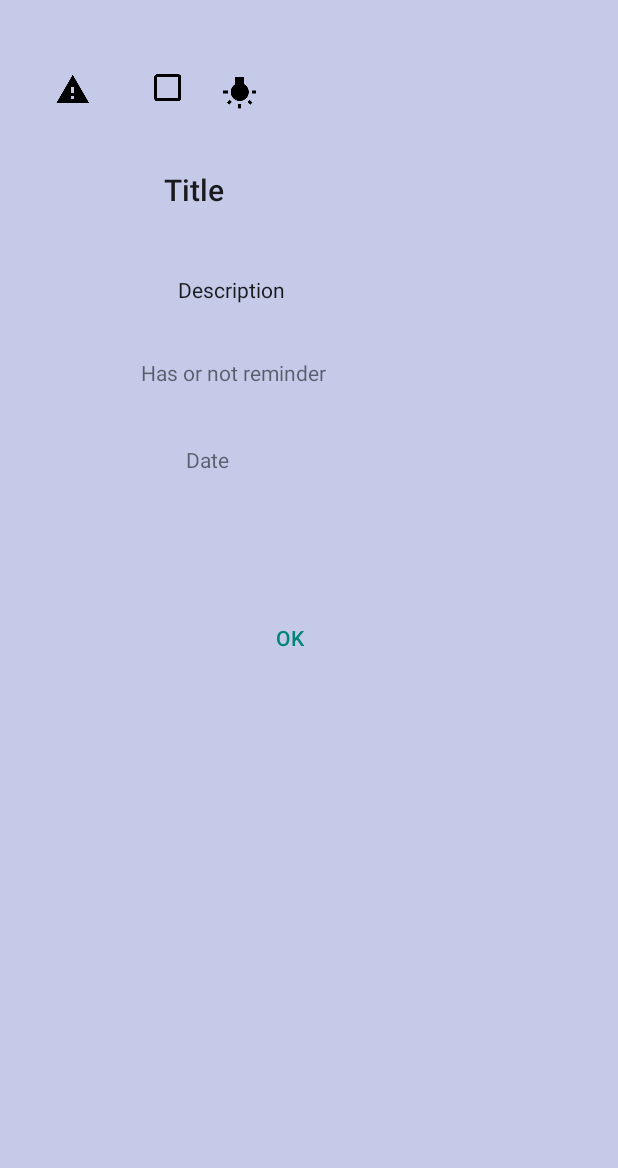
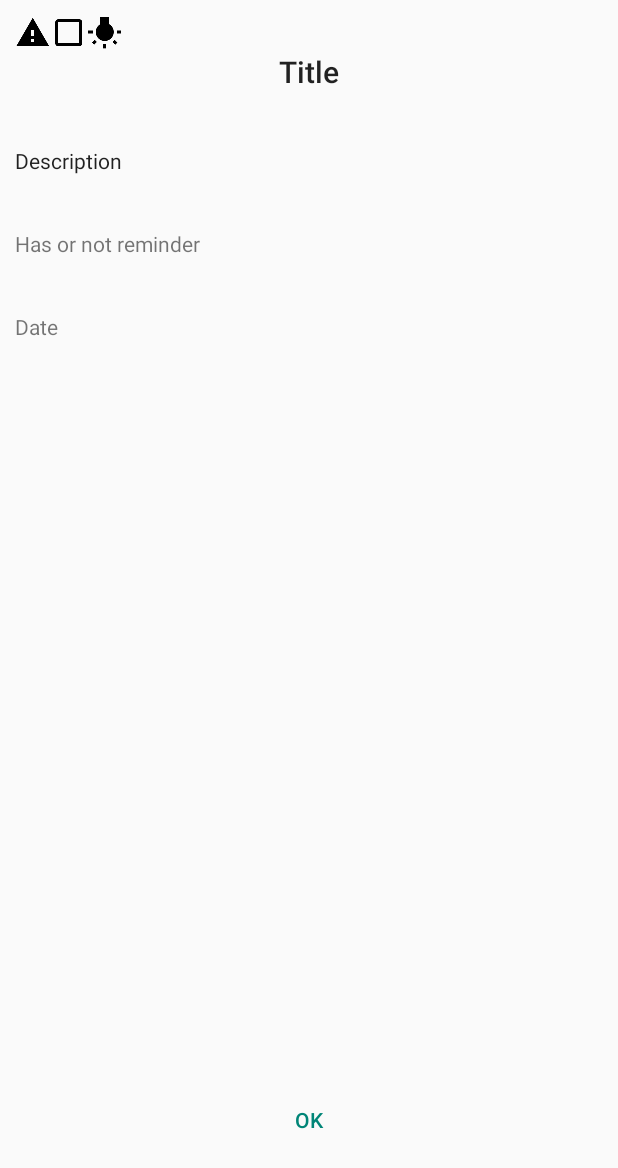
Before and after one commit to mbeascoa/TareasV2, an Android app: the layout dialog_show_note.xml on its own in the app's theme, with its tools: preview values and no code run, on a phone screen of 412 x 824 dp. Shown: the top 1168 px of the screen. Run offline under Robolectric (Android 15) with nearby library versions, the phone set to English and light mode, and no system bars.

Commit message:
proyecto bastante avanzado

```diff
--- a/app/src/main/res/layout/dialog_show_note.xml
+++ b/app/src/main/res/layout/dialog_show_note.xml
@@ -1,118 +1,86 @@
 <?xml version="1.0" encoding="utf-8"?>
-<androidx.constraintlayout.widget.ConstraintLayout xmlns:android="http://schemas.android.com/apk/res/android"
+<RelativeLayout xmlns:android="http://schemas.android.com/apk/res/android"
     xmlns:app="http://schemas.android.com/apk/res-auto"
-    xmlns:tools="http://schemas.android.com/tools"
     android:layout_width="match_parent"
     android:layout_height="match_parent"
-    android:background="#C5CAE9"
-    android:padding="12dp">
+    android:padding="10dp">
 
     <ImageView
         android:id="@+id/imageViewImportant"
         android:layout_width="wrap_content"
         android:layout_height="wrap_content"
-        app:layout_constraintBottom_toBottomOf="parent"
-        app:layout_constraintEnd_toEndOf="parent"
-        app:layout_constraintHorizontal_bias="0.067"
-        app:layout_constraintStart_toStartOf="parent"
-        app:layout_constraintTop_toTopOf="parent"
-        app:layout_constraintVertical_bias="0.046"
+        android:layout_alignParentStart="true"
+        android:layout_alignParentTop="true"
         app:srcCompat="@drawable/ic_warning_black_24dp" />
+
+    <ImageView
+        android:id="@+id/imageViewTodo"
+        android:layout_width="wrap_content"
+        android:layout_height="wrap_content"
+        android:layout_alignParentTop="true"
+        android:layout_toEndOf="@+id/imageViewImportant"
+        app:srcCompat="@drawable/ic_check_box_outline_blank_black_24dp" />
 
     <ImageView
         android:id="@+id/imageViewIdea"
         android:layout_width="wrap_content"
         android:layout_height="wrap_content"
-        app:layout_constraintBottom_toBottomOf="parent"
-        app:layout_constraintEnd_toEndOf="parent"
-        app:layout_constraintHorizontal_bias="0.374"
-        app:layout_constraintStart_toStartOf="parent"
-        app:layout_constraintTop_toTopOf="parent"
-        app:layout_constraintVertical_bias="0.049"
+        android:layout_alignParentTop="true"
+        android:layout_toEndOf="@+id/imageViewTodo"
         app:srcCompat="@drawable/ic_wb_incandescent_black_24dp" />
 
-    <ImageView
-        android:id="@+id/imageViewTodo"
+    <TextView
+        android:id="@+id/txtTitle_show_note"
         android:layout_width="wrap_content"
         android:layout_height="wrap_content"
-        app:layout_constraintBottom_toBottomOf="parent"
-        app:layout_constraintEnd_toEndOf="parent"
-        app:layout_constraintHorizontal_bias="0.242"
-        app:layout_constraintStart_toStartOf="parent"
-        app:layout_constraintTop_toTopOf="parent"
-        app:layout_constraintVertical_bias="0.045"
-        app:srcCompat="@drawable/ic_check_box_outline_blank_black_24dp" />
+        android:layout_below="@+id/imageViewIdea"
+        android:layout_alignParentStart="true"
+        android:layout_alignParentEnd="true"
+        android:text="@string/title_hint"
+        android:textAlignment="center"
+        android:textAppearance="@style/TextAppearance.AppCompat.Title" />
 
     <TextView
-        android:id="@+id/txtTitle"
+        android:id="@+id/txtDescription_show_note"
         android:layout_width="wrap_content"
         android:layout_height="wrap_content"
-
-        android:gravity="start"
-        android:text="@string/title_hint"
-        android:textAlignment="center"
-        android:textAppearance="@style/TextAppearance.AppCompat.Title"
-        app:layout_constraintBottom_toBottomOf="parent"
-        app:layout_constraintEnd_toEndOf="parent"
-        app:layout_constraintHorizontal_bias="0.28"
-        app:layout_constraintStart_toStartOf="parent"
-        app:layout_constraintTop_toTopOf="parent"
-        app:layout_constraintVertical_bias="0.13" />
+        android:layout_below="@+id/txtTitle_show_note"
+        android:layout_alignStart="@+id/txtTitle_show_note"
+        android:layout_alignParentEnd="true"
+        android:layout_marginTop="36dp"
+        android:text="@string/description_hint"
+        android:textAppearance="@style/TextAppearance.AppCompat.Body1" />
 
     <TextView
-        android:id="@+id/txtDescription"
+        android:id="@+id/txtReminder_show_note"
         android:layout_width="wrap_content"
         android:layout_height="wrap_content"
+        android:layout_below="@+id/txtDescription_show_note"
+        android:layout_alignStart="@+id/txtDescription_show_note"
+        android:layout_alignParentEnd="true"
+        android:layout_marginTop="36dp"
+        android:text="Has or not reminder"
 
+        />
+
+    <TextView
+        android:id="@+id/txtDate_show_note"
+        android:layout_width="wrap_content"
+        android:layout_height="wrap_content"
+        android:layout_below="@+id/txtReminder_show_note"
+        android:layout_alignStart="@+id/txtReminder_show_note"
+        android:layout_alignParentEnd="true"
         android:layout_marginTop="36dp"
         android:gravity="start"
-        android:paddingLeft="16dp"
-        android:paddingRight="8dp"
-        android:text="@string/description_hint"
-        android:textAppearance="@style/TextAppearance.AppCompat.Body1"
-        app:layout_constraintBottom_toBottomOf="parent"
-        app:layout_constraintEnd_toEndOf="parent"
-        app:layout_constraintHorizontal_bias="0.31"
-        app:layout_constraintStart_toStartOf="parent"
-        app:layout_constraintTop_toBottomOf="@+id/txtTitle"
-        app:layout_constraintVertical_bias="0.012" />
-
-    <TextView
-        android:id="@+id/tv_showReminder"
-        android:layout_width="wrap_content"
-        android:layout_height="wrap_content"
-        android:layout_marginTop="36dp"
-        android:gravity="start"
-        android:text="Has or not reminder"
-        app:layout_constraintEnd_toEndOf="parent"
-        app:layout_constraintHorizontal_bias="0.31"
-        app:layout_constraintStart_toStartOf="parent"
-        app:layout_constraintTop_toBottomOf="@+id/txtDescription" />
-
-    <TextView
-        android:id="@+id/tv_date_show_note"
-        android:layout_width="wrap_content"
-        android:layout_height="wrap_content"
-        android:gravity="start"
-        android:text="Date"
-        app:layout_constraintBottom_toBottomOf="parent"
-        app:layout_constraintEnd_toEndOf="parent"
-        app:layout_constraintHorizontal_bias="0.311"
-        app:layout_constraintStart_toStartOf="parent"
-        app:layout_constraintTop_toBottomOf="@+id/tv_showReminder"
-        app:layout_constraintVertical_bias="0.072" />
+        android:text="Date" />
 
     <Button
         android:id="@+id/btnOk"
         style="@style/Widget.AppCompat.Button.Borderless.Colored"
         android:layout_width="wrap_content"
         android:layout_height="wrap_content"
-
-        android:text="@string/ok_button"
-        app:layout_constraintBottom_toBottomOf="parent"
-        app:layout_constraintEnd_toEndOf="parent"
-        app:layout_constraintHorizontal_bias="0.458"
-        app:layout_constraintStart_toStartOf="parent"
-        app:layout_constraintTop_toTopOf="parent"
-        app:layout_constraintVertical_bias="0.518" />
-</androidx.constraintlayout.widget.ConstraintLayout>
+        android:layout_alignParentBottom="true"
+        android:layout_centerHorizontal="true"
+        android:layout_marginBottom="43dp"
+        android:text="@string/ok_button" />
+</RelativeLayout>
```
Also changed, not shown: app/src/main/java/com/beastek/tareas/DialogNewNote.java (+37 -85 lines), app/src/main/java/com/beastek/tareas/DialogShowNote.java (+15 -15 lines), app/src/main/java/com/beastek/tareas/MainActivityNote.java (+33 -6 lines), app/src/main/java/com/beastek/tareas/Validaciones.java (deleted, +0 -45 lines), app/src/main/res/layout/activity_main_note.xml (+9 -1 lines), app/src/main/res/layout/dialog_show_note_old.xml (added, +117 -0 lines), app/src/main/res/layout/list_item_note.xml (+15 -9 lines).
